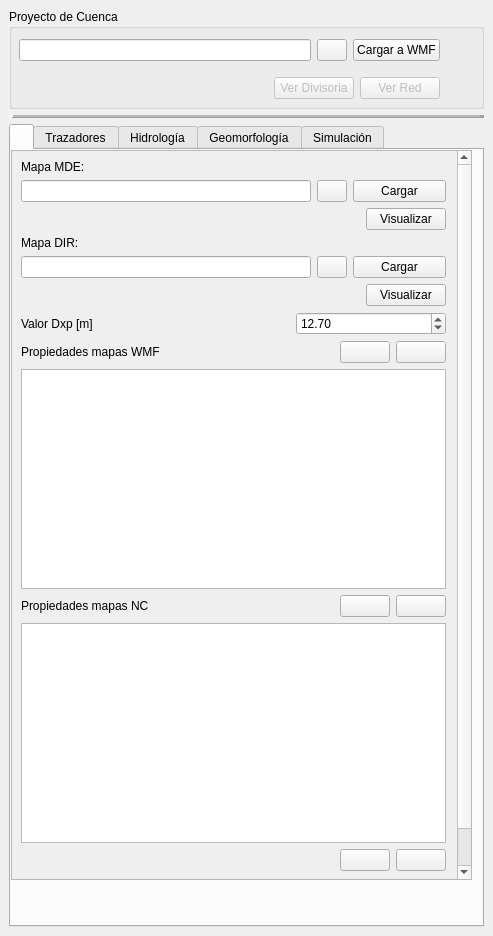
Old version of the form qgisplugin/HydroSEDPlugin_dockwidget_base.ui in the repository nicolas998/WMF.
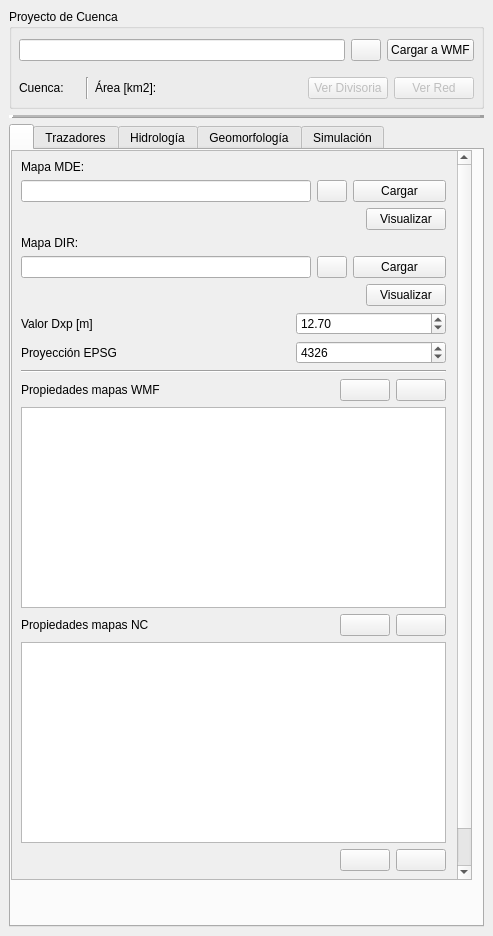
New version of the form. Icons and pictures are not drawn. Custom widgets are drawn as their Qt base class.

Commit message: cambios menores sobre la interfaz

```diff
--- a/qgisplugin/HydroSEDPlugin_dockwidget_base.ui
+++ b/qgisplugin/HydroSEDPlugin_dockwidget_base.ui
@@ -42,7 +42,7 @@
           <rect>
            <x>10</x>
            <y>20</y>
-           <width>421</width>
+           <width>455</width>
            <height>81</height>
           </rect>
          </property>
@@ -93,6 +93,65 @@
           </item>
           <item>
            <layout class="QHBoxLayout" name="horizontalLayout_10">
+            <item>
+             <widget class="QLabel" name="labelLongitudTrazadorCorrientes_15">
+              <property name="toolTip">
+               <string>Coordenada en X del punto de inicio.</string>
+              </property>
+              <property name="whatsThis">
+               <string>Coordenada en X del punto de inicio.</string>
+              </property>
+              <property name="text">
+               <string>Cuenca: </string>
+              </property>
+             </widget>
+            </item>
+            <item>
+             <widget class="QLabel" name="LabelBasinName">
+              <property name="toolTip">
+               <string>Coordenada en X del punto de inicio.</string>
+              </property>
+              <property name="whatsThis">
+               <string>Coordenada en X del punto de inicio.</string>
+              </property>
+              <property name="text">
+               <string/>
+              </property>
+             </widget>
+            </item>
+            <item>
+             <widget class="Line" name="line_14">
+              <property name="orientation">
+               <enum>Qt::Vertical</enum>
+              </property>
+             </widget>
+            </item>
+            <item>
+             <widget class="QLabel" name="labelLongitudTrazadorCorrientes_18">
+              <property name="toolTip">
+               <string>Coordenada en X del punto de inicio.</string>
+              </property>
+              <property name="whatsThis">
+               <string>Coordenada en X del punto de inicio.</string>
+              </property>
+              <property name="text">
+               <string>Área [km2]: </string>
+              </property>
+             </widget>
+            </item>
+            <item>
+             <widget class="QLabel" name="LabelBasinArea">
+              <property name="toolTip">
+               <string>Coordenada en X del punto de inicio.</string>
+              </property>
+              <property name="whatsThis">
+               <string>Coordenada en X del punto de inicio.</string>
+              </property>
+              <property name="text">
+               <string/>
+              </property>
+             </widget>
+            </item>
             <item>
              <spacer name="horizontalSpacer_3">
               <property name="orientation">
@@ -225,8 +284,8 @@
            <property name="geometry">
             <rect>
              <x>0</x>
-             <y>-40</y>
-             <width>446</width>
+             <y>0</y>
+             <width>443</width>
              <height>768</height>
             </rect>
            </property>
@@ -525,6 +584,58 @@
                   </item>
                  </layout>
                 </item>
+                <item>
+                 <layout class="QHBoxLayout" name="horizontalLayout_35">
+                  <item>
+                   <widget class="QLabel" name="label_set_dxp_2">
+                    <property name="toolTip">
+                     <string>Valor en metros del tamano de una celda en el mapa.</string>
+                    </property>
+                    <property name="whatsThis">
+                     <string>Valor en metros del tamano de una celda en el mapa.</string>
+                    </property>
+                    <property name="layoutDirection">
+                     <enum>Qt::LeftToRight</enum>
+                    </property>
+                    <property name="text">
+                     <string>Proyección EPSG</string>
+                    </property>
+                   </widget>
+                  </item>
+                  <item>
+                   <widget class="QDoubleSpinBox" name="spinBox_dxPlano_2">
+                    <property name="minimumSize">
+                     <size>
+                      <width>100</width>
+                      <height>0</height>
+                     </size>
+                    </property>
+                    <property name="maximumSize">
+                     <size>
+                      <width>150</width>
+                      <height>16777215</height>
+                     </size>
+                    </property>
+                    <property name="decimals">
+                     <number>0</number>
+                    </property>
+                    <property name="maximum">
+                     <double>10002.000000000000000</double>
+                    </property>
+                    <property name="value">
+                     <double>4326.000000000000000</double>
+                    </property>
+                   </widget>
+                  </item>
+                 </layout>
+                </item>
+                <item>
+                 <widget class="Line" name="line_13">
+                  <property name="orientation">
+                   <enum>Qt::Horizontal</enum>
+                  </property>
+                 </widget>
+                </item>
                 <item>
                  <layout class="QHBoxLayout" name="horizontalLayout_28">
                   <item>
```
Left out of the diff: 97 changed lines with no effect on the pictures.
